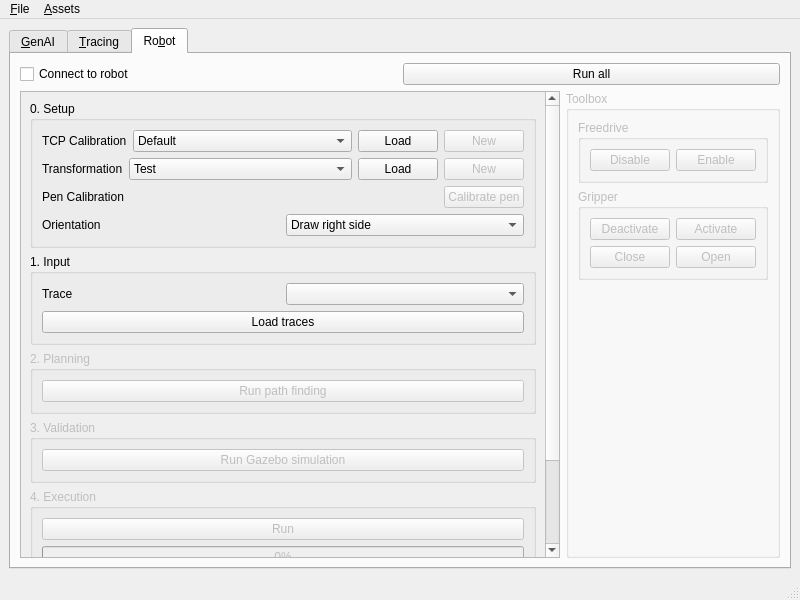
Before: the Qt Designer form ui/ui/main.ui in Toys-R-Us-Rex/Duckify, drawn with Qt 5.
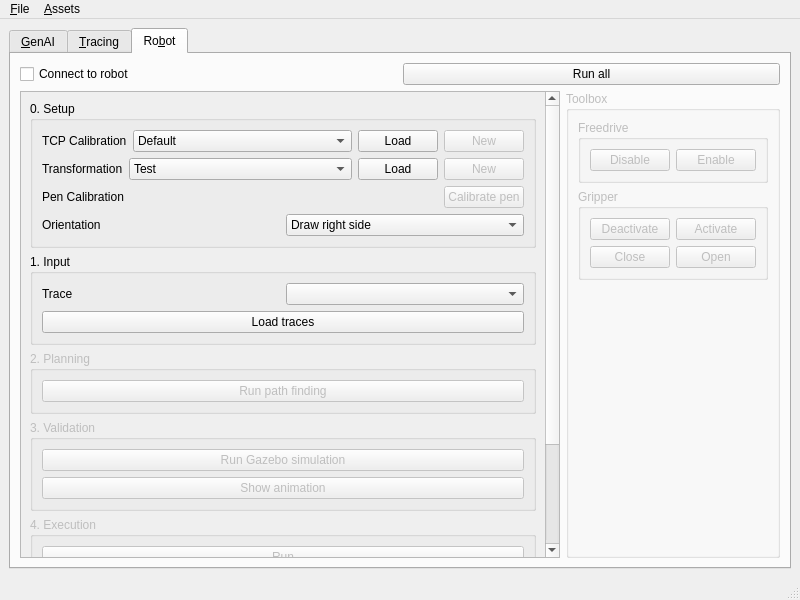
After: the same form once the commit is applied.

Commit message: feat(ui): implement robot run call and add button to show plan animation

What changed in the file:
```diff
--- a/ui/ui/main.ui
+++ b/ui/ui/main.ui
@@ -553,9 +553,9 @@
              <property name="geometry">
               <rect>
                <x>0</x>
-               <y>0</y>
+               <y>-176</y>
                <width>520</width>
-               <height>628</height>
+               <height>659</height>
               </rect>
              </property>
              <layout class="QVBoxLayout" name="verticalLayout_10">
@@ -799,6 +799,13 @@
                    </property>
                   </widget>
                  </item>
+                 <item>
+                  <widget class="QPushButton" name="robotShowPlanAnim">
+                   <property name="text">
+                    <string>Show animation</string>
+                   </property>
+                  </widget>
+                 </item>
                 </layout>
                </widget>
               </item>
```
The commit also changes 4 other files.
